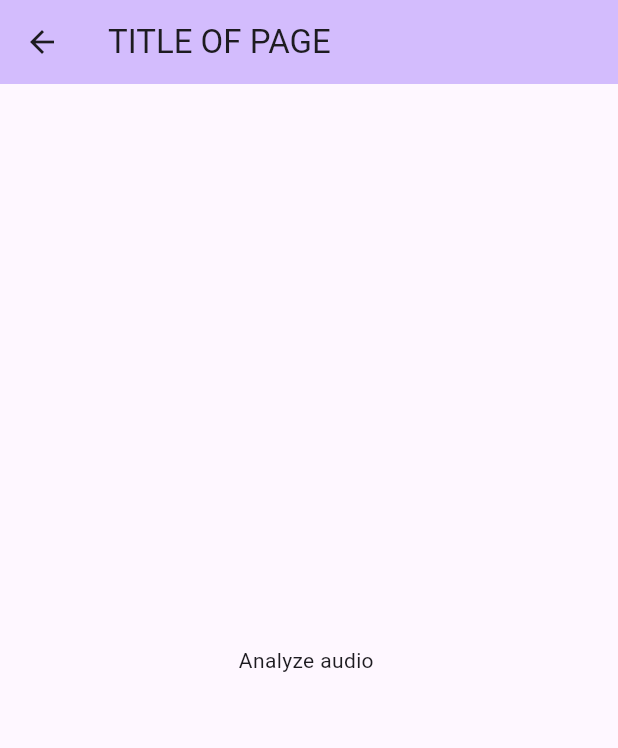
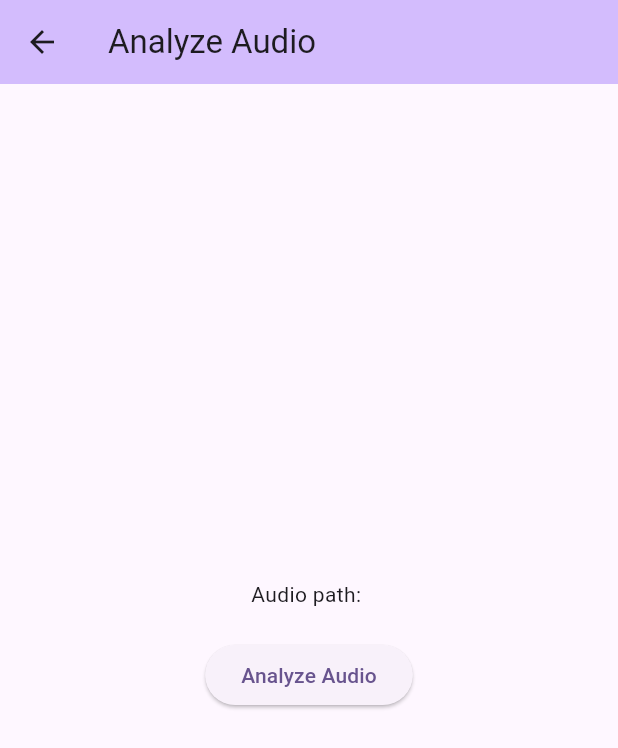
Before and after one commit to rfvcft/music_app, a Flutter app: the AnalyzePage screen opened directly with empty values, on a phone screen of 412 x 824 dp. Shown: the top 748 px of the screen. Run offline on Flutter 3.47's test engine with Material 3 defaults, Android fonts, the phone set to English and light mode, and no system bars; our stand-ins replace audioplayers, web; missing offline and left inert: dart:js_interop, record.

Commit message:
updated Analyze page, expects m4a as input

```diff
--- a/lib/screens/analyze.dart
+++ b/lib/screens/analyze.dart
@@ -10,14 +10,70 @@ class AnalyzePage extends StatefulWidget {
 }
 
 class _AnalyzePageState extends State<AnalyzePage> {
+  bool _isProcessing = false;
+  String? _errorMessage;
+  String? _analysisResult;
+
+  Future<void> _processAudio() async {
+    setState(() {
+      _isProcessing = true;
+      _errorMessage = null;
+      _analysisResult = null;
+    });
+
+    try {
+      // TODO: Call your C++ backend here via Platform Channels
+      // For now, simulate analysis delay:
+      await Future.delayed(const Duration(seconds: 2));
+
+      // Simulated result
+      String result = "(SIMULATED) Detected Key: C Major";
+
+      setState(() {
+        _isProcessing = false;
+        _analysisResult = result;
+      });
+    } catch (e) {
+      setState(() {
+        _isProcessing = false;
+        _errorMessage = 'Failed to process audio: $e';
+      });
+    }
+  }
+
   @override
   Widget build(BuildContext context) {
     return Scaffold(
       appBar: AppBar(
         backgroundColor: Theme.of(context).colorScheme.inversePrimary,
-        title: Text("TITLE OF PAGE"),
+        title: const Text("Analyze Audio"),
       ),
-      body: Center(child: Text("Analyze audio ${widget.audioUrl}")),
+      body: Center(
+        child: Column(
+          mainAxisAlignment: MainAxisAlignment.center,
+          children: [
+            Text("Audio path: ${widget.audioUrl}"),
+            const SizedBox(height: 20),
+            _isProcessing
+                ? const CircularProgressIndicator()
+                : ElevatedButton(
+                    onPressed: _processAudio,
+                    child: const Text('Analyze Audio'),
+                  ),
+            const SizedBox(height: 20),
+            if (_errorMessage != null)
+              Text(
+                _errorMessage!,
+                style: const TextStyle(color: Colors.red),
+              ),
+            if (_analysisResult != null)
+              Text(
+                _analysisResult!,
+                style: const TextStyle(color: Colors.green, fontSize: 18),
+              ),
+          ],
+        ),
+      ),
     );
   }
 }
```
